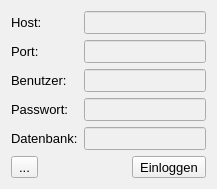
This is src/ui/design/login.ui in CodeName-666/VDataParser as Qt 5 draws it before an edit. The edited form follows.
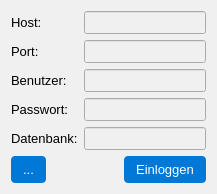
This is the edited form.

Commit message: Switch ToolButtons to PushButtons

```diff
--- a/src/ui/design/login.ui
+++ b/src/ui/design/login.ui
@@ -7,7 +7,7 @@
     <x>0</x>
     <y>0</y>
     <width>217</width>
-    <height>186</height>
+    <height>193</height>
    </rect>
   </property>
   <property name="windowTitle">
@@ -82,7 +82,7 @@
    <item>
     <layout class="QHBoxLayout" name="horizontalLayout">
      <item>
-      <widget class="QToolButton" name="toolButton">
+      <widget class="QPushButton" name="pushButton">
        <property name="text">
         <string>...</string>
        </property>
@@ -102,7 +102,7 @@
       </spacer>
      </item>
      <item>
-      <widget class="QToolButton" name="toolButtonLogin">
+      <widget class="QPushButton" name="pushButtonLogin">
        <property name="text">
         <string>Einloggen</string>
        </property>
```
The commit also changes 1 other file.
